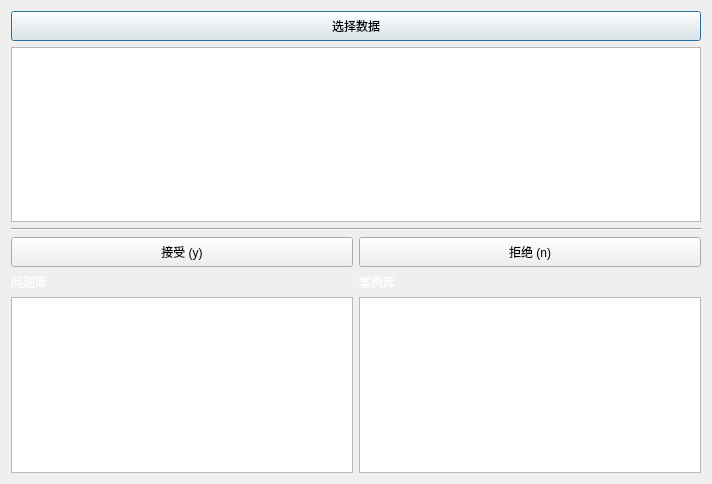
Before: the Qt Designer form ui_page/page_4.ui in ineed2underfit/pyqt_apriori, drawn with Qt 5.
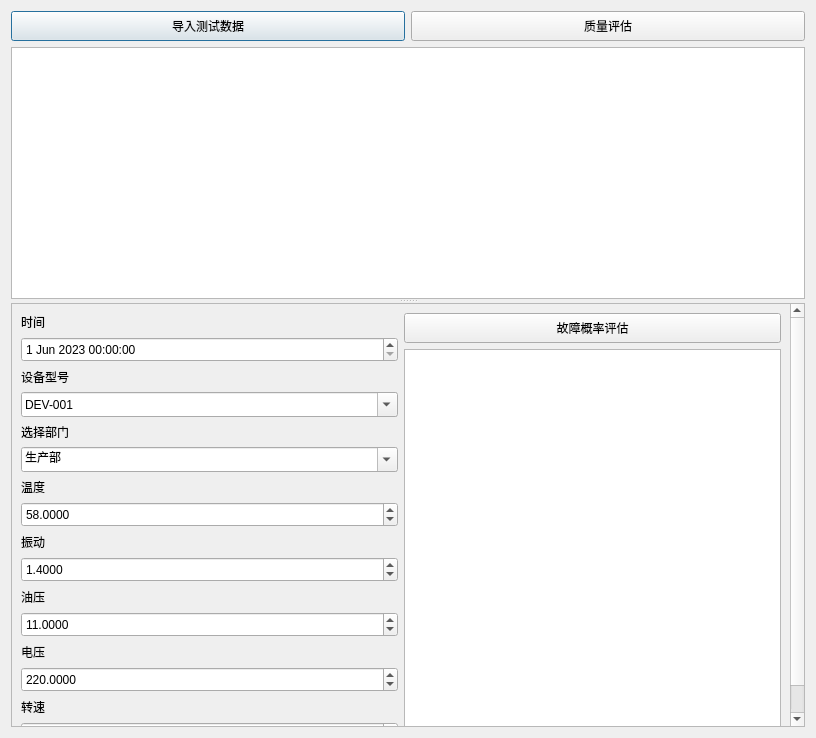
After: the same form once the commit is applied.

Commit message: 已完成page_one选择文件弹出后默认地址为数据集的功能

Diff of the .ui file:
```diff
--- a/ui_page/page_4.ui
+++ b/ui_page/page_4.ui
@@ -6,110 +6,501 @@
    <rect>
     <x>0</x>
     <y>0</y>
-    <width>712</width>
-    <height>484</height>
+    <width>816</width>
+    <height>738</height>
    </rect>
   </property>
   <property name="windowTitle">
    <string>Form</string>
   </property>
-  <layout class="QVBoxLayout" name="verticalLayout">
+  <layout class="QHBoxLayout" name="horizontalLayout_2">
    <item>
-    <widget class="QPushButton" name="pushButton_4">
-     <property name="minimumSize">
-      <size>
-       <width>0</width>
-       <height>30</height>
-      </size>
-     </property>
-     <property name="text">
-      <string>选择数据</string>
-     </property>
-     <property name="autoDefault">
-      <bool>true</bool>
-     </property>
-     <property name="default">
-      <bool>true</bool>
-     </property>
-    </widget>
-   </item>
-   <item>
-    <widget class="QTextEdit" name="textEdit"/>
-   </item>
-   <item>
-    <widget class="Line" name="line">
+    <widget class="QSplitter" name="splitter">
      <property name="orientation">
-      <enum>Qt::Orientation::Horizontal</enum>
+      <enum>Qt::Orientation::Vertical</enum>
      </property>
-    </widget>
-   </item>
-   <item>
-    <layout class="QHBoxLayout" name="horizontalLayout">
-     <item>
-      <widget class="QPushButton" name="pushButton_y">
-       <property name="minimumSize">
-        <size>
-         <width>0</width>
-         <height>30</height>
-        </size>
-       </property>
-       <property name="text">
-        <string>接受 (y)</string>
-       </property>
-       <property name="autoDefault">
-        <bool>false</bool>
-       </property>
-       <property name="default">
-        <bool>false</bool>
-       </property>
-      </widget>
-     </item>
-     <item>
-      <widget class="QPushButton" name="pushButton_n">
-       <property name="minimumSize">
-        <size>
-         <width>0</width>
-         <height>30</height>
-        </size>
-       </property>
-       <property name="text">
-        <string>拒绝 (n)</string>
-       </property>
-      </widget>
-     </item>
-    </layout>
-   </item>
-   <item>
-    <layout class="QHBoxLayout" name="horizontalLayout_2">
-     <item>
-      <layout class="QVBoxLayout" name="verticalLayout_2">
+     <widget class="QWidget" name="verticalLayoutWidget_3">
+      <layout class="QVBoxLayout" name="verticalLayout_9">
        <item>
-        <widget class="QLabel" name="label_2">
-         <property name="text">
-          <string>&lt;html&gt;&lt;head/&gt;&lt;body&gt;&lt;p&gt;&lt;span style=&quot; color:#ffffff;&quot;&gt;问题库&lt;/span&gt;&lt;/p&gt;&lt;/body&gt;&lt;/html&gt;</string>
-         </property>
-        </widget>
-       </item>
-       <item>
-        <widget class="QTextEdit" name="textEdit_3"/>
+        <layout class="QVBoxLayout" name="verticalLayout_10">
+         <item>
+          <layout class="QHBoxLayout" name="horizontalLayout">
+           <item>
+            <widget class="QPushButton" name="pushButton_6">
+             <property name="minimumSize">
+              <size>
+               <width>0</width>
+               <height>30</height>
+              </size>
+             </property>
+             <property name="text">
+              <string>导入测试数据</string>
+             </property>
+             <property name="autoDefault">
+              <bool>true</bool>
+             </property>
+             <property name="default">
+              <bool>true</bool>
+             </property>
+            </widget>
+           </item>
+           <item>
+            <widget class="QPushButton" name="pushButton_8">
+             <property name="minimumSize">
+              <size>
+               <width>0</width>
+               <height>30</height>
+              </size>
+             </property>
+             <property name="text">
+              <string>质量评估</string>
+             </property>
+             <property name="autoDefault">
+              <bool>false</bool>
+             </property>
+             <property name="default">
+              <bool>false</bool>
+             </property>
+            </widget>
+           </item>
+          </layout>
+         </item>
+         <item>
+          <widget class="QTextEdit" name="textEdit_3">
+           <property name="sizePolicy">
+            <sizepolicy hsizetype="Expanding" vsizetype="Expanding">
+             <horstretch>0</horstretch>
+             <verstretch>0</verstretch>
+            </sizepolicy>
+           </property>
+          </widget>
+         </item>
+        </layout>
        </item>
       </layout>
-     </item>
-     <item>
+     </widget>
+     <widget class="QWidget" name="verticalLayoutWidget_2">
       <layout class="QVBoxLayout" name="verticalLayout_3">
        <item>
-        <widget class="QLabel" name="label">
-         <property name="text">
-          <string>&lt;html&gt;&lt;head/&gt;&lt;body&gt;&lt;p&gt;&lt;span style=&quot; color:#ffffff;&quot;&gt;案例库&lt;/span&gt;&lt;/p&gt;&lt;/body&gt;&lt;/html&gt;</string>
+        <widget class="QScrollArea" name="scrollArea">
+         <property name="widgetResizable">
+          <bool>true</bool>
          </property>
+         <widget class="QWidget" name="scrollAreaWidgetContents">
+          <property name="geometry">
+           <rect>
+            <x>0</x>
+            <y>0</y>
+            <width>777</width>
+            <height>444</height>
+           </rect>
+          </property>
+          <layout class="QHBoxLayout" name="horizontalLayout_4">
+           <item>
+            <layout class="QVBoxLayout" name="verticalLayout">
+             <item>
+              <widget class="QLabel" name="label_8">
+               <property name="text">
+                <string>时间</string>
+               </property>
+              </widget>
+             </item>
+             <item>
+              <widget class="QDateTimeEdit" name="dateTimeEdit">
+               <property name="minimumSize">
+                <size>
+                 <width>0</width>
+                 <height>25</height>
+                </size>
+               </property>
+               <property name="dateTime">
+                <datetime>
+                 <hour>0</hour>
+                 <minute>0</minute>
+                 <second>0</second>
+                 <year>2023</year>
+                 <month>6</month>
+                 <day>1</day>
+                </datetime>
+               </property>
+              </widget>
+             </item>
+             <item>
+              <widget class="QLabel" name="label_7">
+               <property name="sizePolicy">
+                <sizepolicy hsizetype="Preferred" vsizetype="Minimum">
+                 <horstretch>0</horstretch>
+                 <verstretch>0</verstretch>
+                </sizepolicy>
+               </property>
+               <property name="text">
+                <string>设备型号</string>
+               </property>
+              </widget>
+             </item>
+             <item>
+              <widget class="QComboBox" name="comboBox_2">
+               <property name="minimumSize">
+                <size>
+                 <width>0</width>
+                 <height>25</height>
+                </size>
+               </property>
+               <property name="editable">
+                <bool>true</bool>
+               </property>
+               <item>
+                <property name="text">
+                 <string>DEV-001</string>
+                </property>
+               </item>
+               <item>
+                <property name="text">
+                 <string>DEV-002</string>
+                </property>
+               </item>
+               <item>
+                <property name="text">
+                 <string>DEV-003</string>
+                </property>
+               </item>
+               <item>
+                <property name="text">
+                 <string>DEV-004</string>
+                </property>
+               </item>
+               <item>
+                <property name="text">
+                 <string>DEV-005</string>
+                </property>
+               </item>
+               <item>
+                <property name="text">
+                 <string>DEV-006</string>
+                </property>
+               </item>
+               <item>
+                <property name="text">
+                 <string>DEV-007</string>
+                </property>
+               </item>
+               <item>
+                <property name="text">
+                 <string>DEV-008</string>
+                </property>
+               </item>
+               <item>
+                <property name="text">
+                 <string>DEV-009</string>
+                </property>
+               </item>
+               <item>
+                <property name="text">
+                 <string>DEV-010</string>
+                </property>
+               </item>
+              </widget>
+             </item>
+             <item>
+              <widget class="QLabel" name="label">
+               <property name="text">
+                <string>选择部门</string>
+               </property>
+              </widget>
+             </item>
+             <item>
+              <widget class="QComboBox" name="comboBox">
+               <property name="sizePolicy">
+                <sizepolicy hsizetype="Preferred" vsizetype="Minimum">
+                 <horstretch>0</horstretch>
+                 <verstretch>0</verstretch>
+                </sizepolicy>
+               </property>
+               <property name="minimumSize">
+                <size>
+                 <width>0</width>
+                 <height>25</height>
+                </size>
+               </property>
+               <property name="autoFillBackground">
+                <bool>false</bool>
+               </property>
+               <property name="editable">
+                <bool>true</bool>
+               </property>
+               <property name="currentText">
+                <string extracomment="选择所属部门">生产部</string>
+               </property>
+               <property name="currentIndex">
+                <number>0</number>
+               </property>
+               <property name="placeholderText">
+                <string>选择所属部门</string>
+               </property>
+               <item>
+                <property name="text">
+                 <string>生产部</string>
+                </property>
+               </item>
+               <item>
+                <property name="text">
+                 <string>维修部</string>
+                </property>
+               </item>
+               <item>
+                <property name="text">
+                 <string>研发部</string>
+                </property>
+               </item>
+               <item>
+                <property name="text">
+                 <string>质检部</string>
+                </property>
+               </item>
+              </widget>
+             </item>
+             <item>
+              <widget class="QLabel" name="label_2">
+               <property name="text">
+                <string>温度</string>
+               </property>
+              </widget>
+             </item>
+             <item>
+              <widget class="QDoubleSpinBox" name="doubleSpinBox_3">
+               <property name="sizePolicy">
+                <sizepolicy hsizetype="Minimum" vsizetype="Minimum">
+                 <horstretch>0</horstretch>
+                 <verstretch>0</verstretch>
+                </sizepolicy>
+               </property>
+               <property name="minimumSize">
+                <size>
+                 <width>0</width>
+                 <height>25</height>
+                </size>
+               </property>
+               <property name="decimals">
+                <number>4</number>
+               </property>
+               <property name="singleStep">
+                <double>0.000200000000000</double>
+               </property>
+               <property name="value">
+                <double>58.000000000000000</double>
+               </property>
+              </widget>
+             </item>
+             <item>
+              <widget class="QLabel" name="label_3">
+               <property name="text">
+                <string>振动</string>
+               </property>
+              </widget>
+             </item>
+             <item>
+              <widget class="QDoubleSpinBox" name="doubleSpinBox_2">
+               <property name="sizePolicy">
+                <sizepolicy hsizetype="Minimum" vsizetype="Minimum">
+                 <horstretch>0</horstretch>
+                 <verstretch>0</verstretch>
+                </sizepolicy>
+               </property>
+               <property name="minimumSize">
+                <size>
+                 <width>0</width>
+                 <height>25</height>
+                </size>
+               </property>
+               <property name="frame">
+                <bool>true</bool>
+               </property>
+               <property name="decimals">
+                <number>4</number>
+               </property>
+               <property name="singleStep">
+                <double>0.000200000000000</double>
+               </property>
+               <property name="value">
+                <double>1.400000000000000</double>
+               </property>
+              </widget>
+             </item>
+             <item>
+              <widget class="QLabel" name="label_4">
+               <property name="text">
+                <string>油压</string>
+               </property>
+              </widget>
+             </item>
+             <item>
+              <widget class="QDoubleSpinBox" name="doubleSpinBox_6">
+               <property name="sizePolicy">
+                <sizepolicy hsizetype="Minimum" vsizetype="Minimum">
+                 <horstretch>0</horstretch>
+                 <verstretch>0</verstretch>
+                </sizepolicy>
+               </property>
+               <property name="minimumSize">
+                <size>
+                 <width>0</width>
+                 <height>25</height>
+                </size>
+               </property>
+               <property name="decimals">
+                <number>4</number>
+               </property>
+               <property name="minimum">
+                <double>0.000000000000000</double>
+               </property>
+               <property name="singleStep">
+                <double>0.000200000000000</double>
+               </property>
+               <property name="value">
+                <double>11.000000000000000</double>
+               </property>
+              </widget>
+             </item>
+             <item>
+              <widget class="QLabel" name="label_5">
+               <property name="text">
+                <string>电压</string>
+               </property>
+              </widget>
+             </item>
+             <item>
+              <widget class="QDoubleSpinBox" name="doubleSpinBox_4">
+               <property name="sizePolicy">
+                <sizepolicy hsizetype="Minimum" vsizetype="Minimum">
+                 <horstretch>0</horstretch>
+                 <verstretch>0</verstretch>
+                </sizepolicy>
+               </property>
+               <property name="minimumSize">
+                <size>
+                 <width>0</width>
+                 <height>25</height>
+                </size>
+               </property>
+               <property name="decimals">
+                <number>4</number>
+               </property>
+               <property name="maximum">
+                <double>380.000000000000000</double>
+               </property>
+               <property name="singleStep">
+                <double>0.000200000000000</double>
+               </property>
+               <property name="value">
+                <double>220.000000000000000</double>
+               </property>
+              </widget>
+             </item>
+             <item>
+              <widget class="QLabel" name="label_6">
+               <property name="text">
+                <string>转速</string>
+               </property>
+              </widget>
+             </item>
+             <item>
+              <widget class="QDoubleSpinBox" name="doubleSpinBox_5">
+               <property name="sizePolicy">
+                <sizepolicy hsizetype="Minimum" vsizetype="Minimum">
+                 <horstretch>0</horstretch>
+                 <verstretch>0</verstretch>
+                </sizepolicy>
+               </property>
+               <property name="minimumSize">
+                <size>
+                 <width>0</width>
+                 <height>25</height>
+                </size>
+               </property>
+               <property name="decimals">
+                <number>4</number>
+               </property>
+               <property name="maximum">
+                <double>5000.000000000000000</double>
+               </property>
+               <property name="singleStep">
+                <double>0.000200000000000</double>
+               </property>
+               <property name="value">
+                <double>2020.000000000000000</double>
+               </property>
+              </widget>
+             </item>
+             <item>
+              <spacer name="verticalSpacer">
+               <property name="orientation">
+                <enum>Qt::Orientation::Vertical</enum>
+               </property>
+               <property name="sizeHint" stdset="0">
+                <size>
+                 <width>20</width>
+                 <height>40</height>
+                </size>
+               </property>
+              </spacer>
+             </item>
+            </layout>
+           </item>
+           <item>
+            <layout class="QVBoxLayout" name="verticalLayout_2">
+             <item>
+              <layout class="QVBoxLayout" name="verticalLayout_4">
+               <item>
+                <widget class="QPushButton" name="pushButton_7">
+                 <property name="sizePolicy">
+                  <sizepolicy hsizetype="Minimum" vsizetype="Fixed">
+                   <horstretch>0</horstretch>
+                   <verstretch>0</verstretch>
+                  </sizepolicy>
+                 </property>
+                 <property name="minimumSize">
+                  <size>
+                   <width>0</width>
+                   <height>30</height>
+                  </size>
+                 </property>
+                 <property name="text">
+                  <string>故障概率评估</string>
+                 </property>
+                 <property name="autoDefault">
+                  <bool>false</bool>
+                 </property>
+                 <property name="default">
+                  <bool>false</bool>
+                 </property>
+                </widget>
+               </item>
+              </layout>
+             </item>
+             <item>
+              <widget class="QTextEdit" name="textEdit">
+               <property name="sizePolicy">
+                <sizepolicy hsizetype="Preferred" vsizetype="Expanding">
+                 <horstretch>0</horstretch>
+                 <verstretch>0</verstretch>
+                </sizepolicy>
+               </property>
+               <property name="markdown">
+                <string>撸管
+
+</string>
+               </property>
+              </widget>
+             </item>
+            </layout>
+           </item>
+          </layout>
+         </widget>
         </widget>
        </item>
-       <item>
-        <widget class="QTextEdit" name="textEdit_2"/>
-       </item>
       </layout>
-     </item>
-    </layout>
+     </widget>
+    </widget>
    </item>
   </layout>
  </widget>
```
The commit also changes 51 other files.
